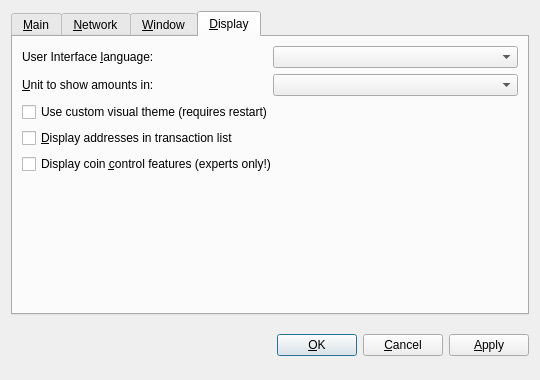
First picture: the form in src/qt/forms/optionsdialog.ui, repository torus-economy/torus-core, before the edit.
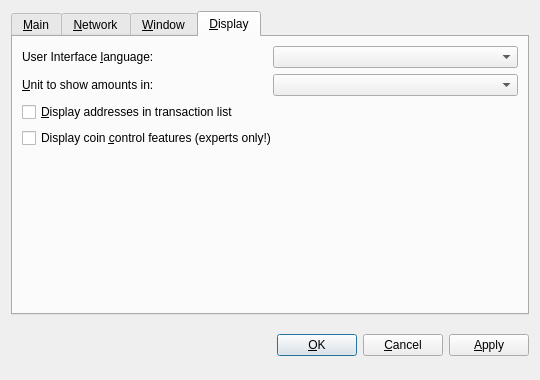
Second picture: the form after the edit. The open tabs and pages were chosen to show the change. Custom widgets are drawn as their Qt base class.

Commit message: [QT] Remove custom wallet theme

```diff
--- a/src/qt/forms/optionsdialog.ui
+++ b/src/qt/forms/optionsdialog.ui
@@ -379,13 +379,6 @@
          </item>
         </layout>
        </item>
-       <item>
-        <widget class="QCheckBox" name="useCustomTheme">
-         <property name="text">
-          <string>Use custom visual theme (requires restart)</string>
-         </property>
-        </widget>
-       </item>
        <item>
         <widget class="QCheckBox" name="displayAddresses">
          <property name="toolTip">
```
The commit also changes 5 other files.
